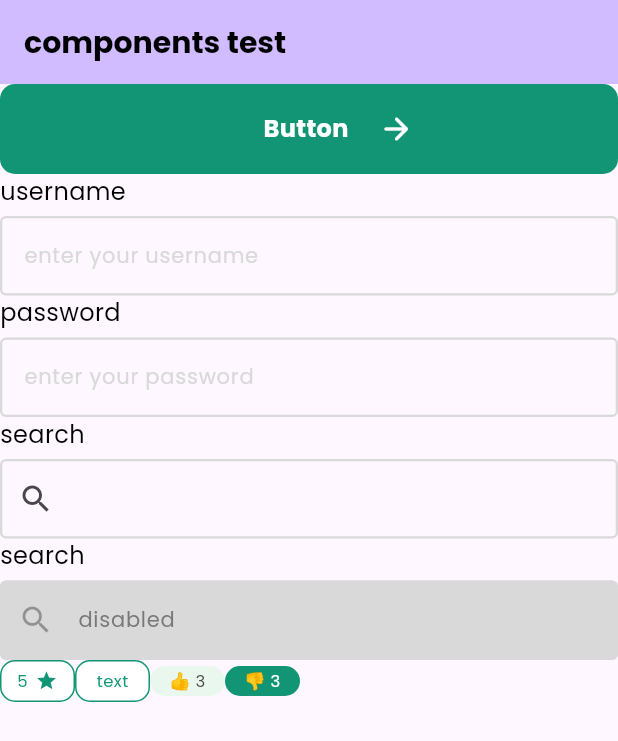
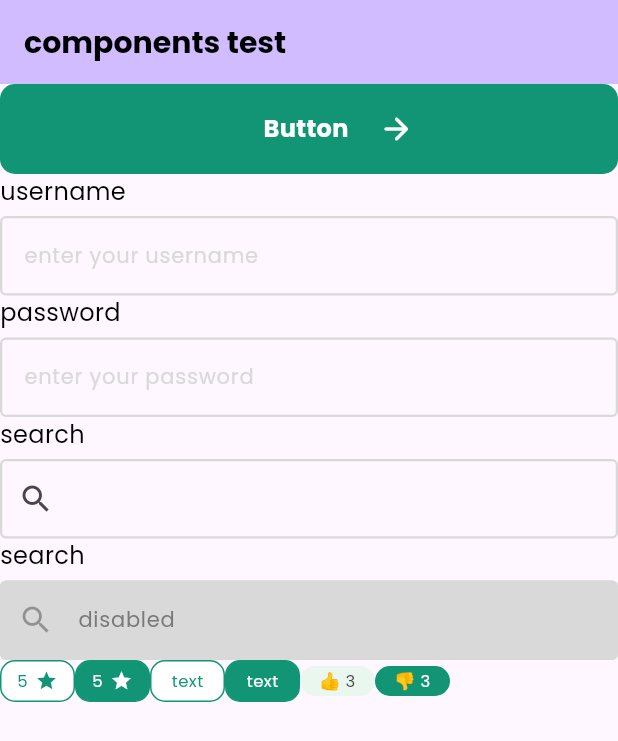
Before and after one commit to CHOIGOYO/flutter_recipe_app_course, a Flutter app: the screen it shows after launch, on a phone screen of 412 x 824 dp. Shown: the top 741 px of the screen. Run offline on Flutter 3.47's test engine with Material 3 defaults, Android fonts, the phone set to English and light mode, and no system bars.

Commit message:
subject: 작업내용
바디

```diff
--- /dev/null
+++ b/recipe_app/lib/core/presentation/components/custom_tab.dart
@@ -0,0 +1,29 @@
+import 'package:flutter/material.dart';
+
+class CustomTab extends StatefulWidget {
+  final List<String> labels;
+  final int selectedIndex;
+  const CustomTab({super.key, required this.labels, this.selectedIndex = 0});
+
+  @override
+  State<CustomTab> createState() => _CustomTabState();
+}
+
+class _CustomTabState extends State<CustomTab> {
+  @override
+  Widget build(BuildContext context) {
+    return SizedBox(
+      height: 50,
+      child: Row(
+        children: [
+          Expanded(
+            child: ListView(
+              scrollDirection: Axis.horizontal,
+              children: [],
+            ),
+          )
+        ],
+      ),
+    );
+  }
+}
--- a/recipe_app/lib/main.dart
+++ b/recipe_app/lib/main.dart
@@ -2,6 +2,7 @@ import 'package:flutter/material.dart';
 import 'package:recipe_app/core/presentation/components/coustom_filter_button.dart';
 import 'package:recipe_app/core/presentation/components/custom_button.dart';
 import 'package:recipe_app/core/presentation/components/custom_inputField.dart';
+import 'package:recipe_app/core/presentation/components/custom_tab.dart';
 import 'package:recipe_app/core/presentation/components/thumps_button.dart';
 import 'package:recipe_app/ui/color_styles.dart';
 import 'package:recipe_app/ui/text_styles.dart';
@@ -85,7 +86,22 @@ class _MyHomePageState extends State<MyHomePage> {
                 haveIcon: true,
               ),
               CoustomFilterButton(
+                text: '5',
+                onTap: () {
+                  debugPrint('5 Button pressed');
+                },
+                isPressed: true,
+                haveIcon: true,
+              ),
+              CoustomFilterButton(
                 text: 'text',
+                onTap: () {
+                  debugPrint('text Button pressed');
+                },
+              ),
+              CoustomFilterButton(
+                text: 'text',
+                isPressed: true,
                 onTap: () {
                   debugPrint('text Button pressed');
                 },
@@ -105,9 +121,13 @@ class _MyHomePageState extends State<MyHomePage> {
                   debugPrint('👎 Button pressed');
                 },
                 text: '3',
-              )
+              ),
             ],
-          )
+          ),
+          CustomTab(
+            labels: ['tab1', 'tab2'],
+            selectedIndex: 0,
+          ),
         ],
       ),
     );
```
